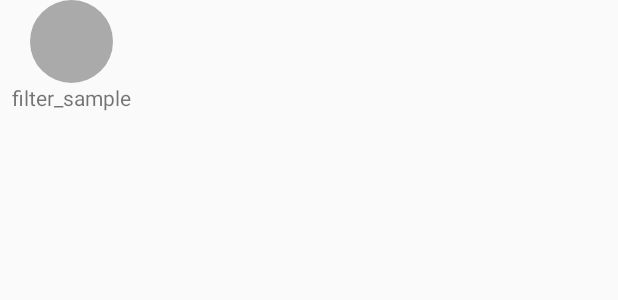
After one commit to yudystriawan/MyArFace, an Android app: the layout item_filter.xml on its own in the app's theme, with its tools: preview values and no code run, on a phone screen of 412 x 824 dp. The commit adds this screen. Shown: the top 300 px of the screen. Run offline under Robolectric (Android 15) with nearby library versions, the light colour scheme and no system bars.

Commit message:
add filter items

```diff
--- /dev/null
+++ b/app/src/main/res/layout/item_filter.xml
@@ -0,0 +1,29 @@
+<?xml version="1.0" encoding="utf-8"?>
+<androidx.constraintlayout.widget.ConstraintLayout xmlns:android="http://schemas.android.com/apk/res/android"
+    xmlns:app="http://schemas.android.com/apk/res-auto"
+    xmlns:tools="http://schemas.android.com/tools"
+    android:layout_width="wrap_content"
+    android:layout_height="wrap_content"
+    android:orientation="vertical"
+    android:paddingStart="8dp"
+    android:paddingEnd="8dp">
+
+    <de.hdodenhof.circleimageview.CircleImageView
+        android:id="@+id/img_item_photo"
+        android:layout_width="55dp"
+        android:layout_height="55dp"
+        app:layout_constraintEnd_toEndOf="parent"
+        app:layout_constraintStart_toStartOf="parent"
+        app:layout_constraintTop_toTopOf="parent"
+        tools:src="@android:color/darker_gray" />
+
+    <TextView
+        android:id="@+id/tv_item_name"
+        android:layout_width="wrap_content"
+        android:layout_height="wrap_content"
+        app:layout_constraintEnd_toEndOf="@+id/img_item_photo"
+        app:layout_constraintStart_toStartOf="@+id/img_item_photo"
+        app:layout_constraintTop_toBottomOf="@+id/img_item_photo"
+        tools:text="filter_sample" />
+
+</androidx.constraintlayout.widget.ConstraintLayout>
```
Also changed, not shown: app/build.gradle (+8 -0 lines), app/src/main/java/com/example/myarface/adapter/ListFilterAdapter.java (added, +55 -0 lines), app/src/main/java/com/example/myarface/ar/AugmentedFacesActivity.java (+41 -9 lines), app/src/main/java/com/example/myarface/model/Filter.java (added, +40 -0 lines), app/src/main/res/drawable/circle.xml (added, +9 -0 lines), app/src/main/res/layout/activity_augmented_face.xml (+43 -1 lines), 2 other files.
